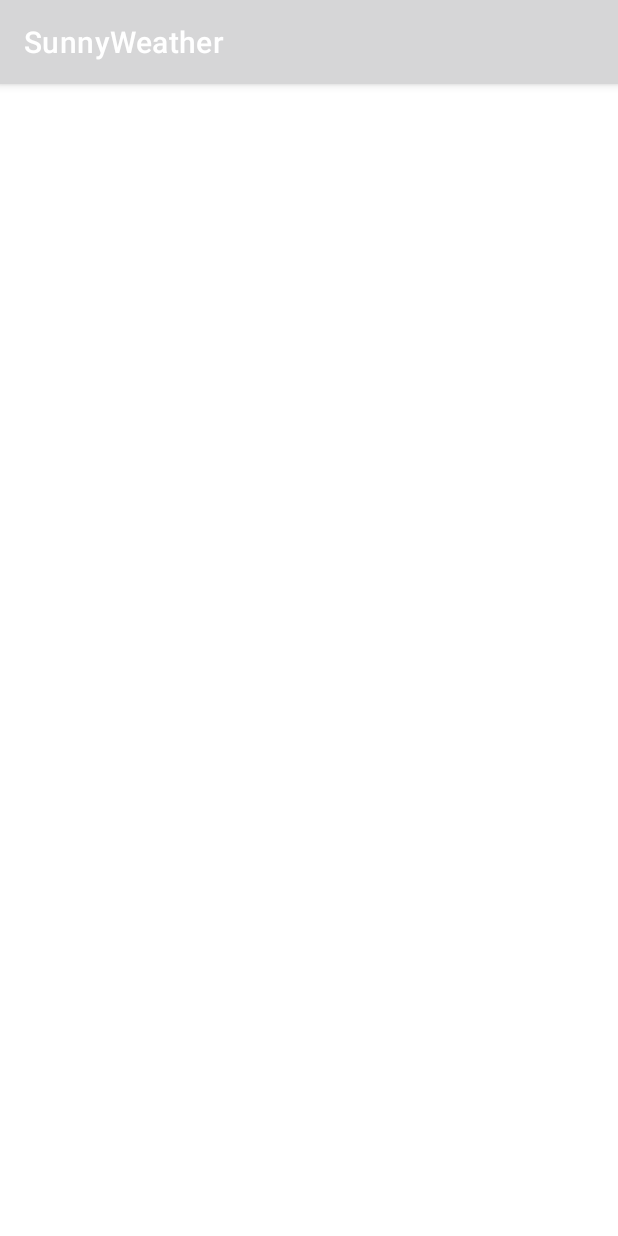
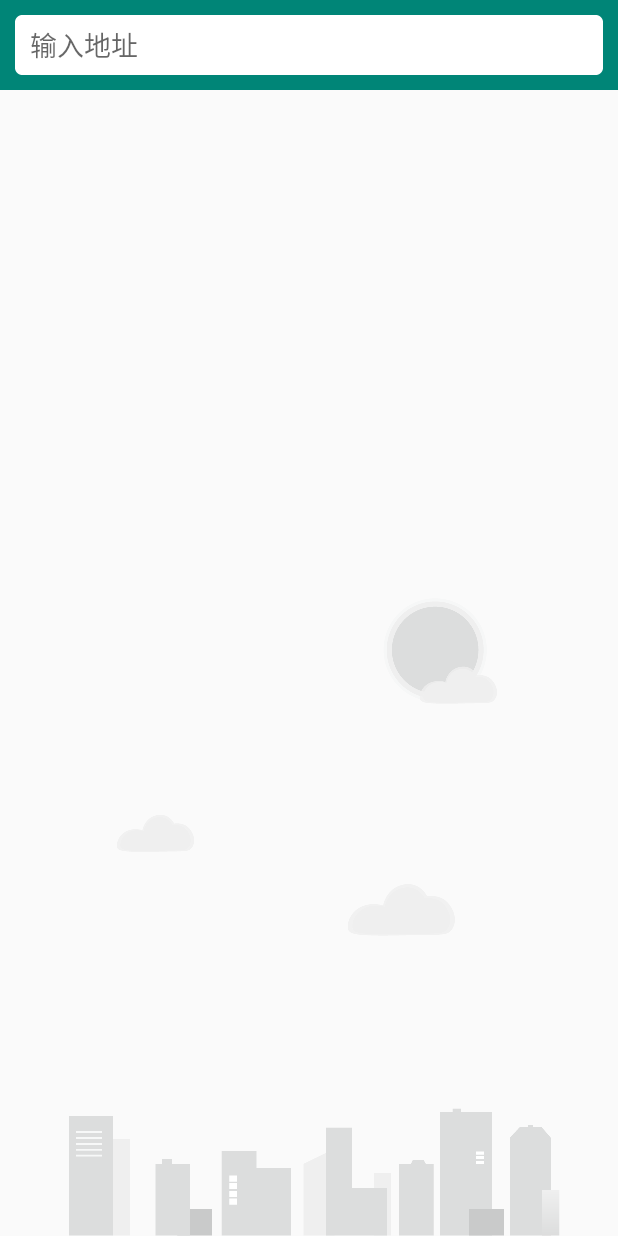
Before and after one commit to caicancan/SunnyWeather, an Android app: the screen it shows after launch (MainActivity), on a phone screen of 412 x 824 dp. Run offline under Robolectric (Android 15) with nearby library versions, the phone set to English and light mode, and no system bars; 1 statement that could not run was skipped.

Commit message:
实现全球城市搜索功能

```diff
--- a/app/build.gradle
+++ b/app/build.gradle
@@ -2,6 +2,7 @@ plugins {
     id 'com.android.application'
     id 'kotlin-android'
 }
+apply plugin: 'kotlin-android-extensions'
 
 android {
     compileSdkVersion 30
@@ -42,7 +43,7 @@ dependencies {
     implementation 'androidx.lifecycle:lifecycle-livedata-ktx:2.2.0'
     implementation 'com.google.android.material:material:1.2.1'
     implementation 'androidx.constraintlayout:constraintlayout:2.0.4'
-    implementation 'com.google.android.material:material:1.0.0'
+    implementation 'com.google.android.material:material:1.2.1'
     implementation 'com.squareup.retrofit2:retrofit:2.6.1'
     implementation 'com.squareup.retrofit2:converter-gson:2.6.1'
     implementation 'org.jetbrains.kotlinx:kotlinx-coroutines-core:1.3.0'
--- a/app/src/main/AndroidManifest.xml
+++ b/app/src/main/AndroidManifest.xml
@@ -1,7 +1,7 @@
 <?xml version="1.0" encoding="utf-8"?>
 <manifest xmlns:android="http://schemas.android.com/apk/res/android"
     package="com.sunnyweather.android">
-
+<uses-permission android:name="android.permission.INTERNET"/>
     <application
         android:name=".SunnyWeatherApplication"
         android:allowBackup="true"
@@ -9,7 +9,7 @@
         android:label="@string/app_name"
         android:roundIcon="@mipmap/ic_launcher_round"
         android:supportsRtl="true"
-        android:theme="@style/Theme.SunnyWeather">
+        android:theme="@style/AppTheme">
         <activity android:name=".MainActivity">
             <intent-filter>
                 <action android:name="android.intent.action.MAIN" />
--- a/app/src/main/java/com/sunnyweather/android/logic/Repository.kt
+++ b/app/src/main/java/com/sunnyweather/android/logic/Repository.kt
@@ -1,5 +1,6 @@
 package com.sunnyweather.android.logic
 
+import android.util.Log
 import androidx.lifecycle.liveData
 import com.sunnyweather.android.logic.model.Place
 import com.sunnyweather.android.logic.network.SunnyWeatherNetwork
@@ -11,6 +12,7 @@ object Repository {
     fun searchPlaces(query:String)= liveData(Dispatchers.IO){
         val result=try {
             val placeResponse=SunnyWeatherNetwork.searchPlaces(query)
+            Log.i("ccc","搜索response"+placeResponse);
             if (placeResponse.status=="ok"){
                 val places=placeResponse.places
                 Result.success(places)
--- a/app/src/main/java/com/sunnyweather/android/logic/network/SunnyWeatherNetwork.kt
+++ b/app/src/main/java/com/sunnyweather/android/logic/network/SunnyWeatherNetwork.kt
@@ -15,14 +15,12 @@ object SunnyWeatherNetwork {
     private suspend fun <T> Call<T>.await():T{
         return suspendCoroutine { continuation ->enqueue(object :Callback<T>{
             override fun onResponse(call: Call<T>, response: Response<T>) {
-                TODO("Not yet implemented")
                 val  body=response.body()
                 if (body!=null)continuation.resume(body)
                 else continuation.resumeWithException(RuntimeException("response body is null"))
             }
 
             override fun onFailure(call: Call<T>, t: Throwable) {
-                TODO("Not yet implemented")
                 continuation.resumeWithException(t)
             }
         }
--- /dev/null
+++ b/app/src/main/java/com/sunnyweather/android/ui/place/PlaceFragment.kt
@@ -0,0 +1,61 @@
+package com.sunnyweather.android.ui.place
+
+import android.opengl.Visibility
+import android.os.Bundle
+import android.text.Editable
+import android.util.Log
+import android.view.LayoutInflater
+import android.view.View
+import android.view.ViewGroup
+import android.widget.Toast
+import androidx.core.widget.addTextChangedListener
+import androidx.fragment.app.Fragment
+import androidx.lifecycle.Observer
+import androidx.lifecycle.ViewModelProviders
+import androidx.recyclerview.widget.LinearLayoutManager
+import kotlinx.android.synthetic.main.fragment_place.*
+import com.sunnyweather.android.R
+
+
+class PlaceFragment:Fragment(){
+    val viewmodel by lazy { ViewModelProviders.of(this).get(PlaceViewModel::class.java) }
+
+    private lateinit var adapter: PlaceAdapter
+    override fun onCreateView(inflater: LayoutInflater, container: ViewGroup?, savedInstanceState: Bundle?): View? {
+        return inflater.inflate(R.layout.fragment_place,container,false)
+    }
+
+    override fun onActivityCreated(savedInstanceState: Bundle?) {
+        super.onActivityCreated(savedInstanceState)
+        val layoutInflater=LinearLayoutManager(activity)
+        recyclerView.layoutManager=layoutInflater
+        adapter= PlaceAdapter(this,viewmodel.placeList)
+        recyclerView.adapter=adapter
+        searchPlaceEdit.addTextChangedListener{editable->
+            Log.i("ccc","变化了"+editable.toString())
+            val content =editable.toString()
+            if (content.isNotEmpty()){
+                viewmodel.searchPlace(content)
+            }else{
+                recyclerView.visibility=View.GONE
+                bgImageView.visibility=View.VISIBLE
+                viewmodel.placeList.clear()
+                adapter.notifyDataSetChanged()
+            }
+        }
+        viewmodel.placeLiveData.observe(this, Observer { result->
+            Log.i("ccc","搜索"+result);
+            val places=result.getOrNull()
+            if (places!=null){
+                recyclerView.visibility=View.VISIBLE
+                bgImageView.visibility=View.GONE
+                viewmodel.placeList.clear()
+                viewmodel.placeList.addAll(places);
+                adapter.notifyDataSetChanged()
+            }else{
+                Toast.makeText(activity,"未能查询到任何地点",Toast.LENGTH_SHORT).show()
+                result.exceptionOrNull()?.printStackTrace()
+            }
+        })
+    }
+}
--- a/app/src/main/java/com/sunnyweather/android/ui/place/PlaceViewModel.kt
+++ b/app/src/main/java/com/sunnyweather/android/ui/place/PlaceViewModel.kt
@@ -1,5 +1,6 @@
 package com.sunnyweather.android.ui.place
 
+import android.util.Log
 import androidx.lifecycle.MutableLiveData
 import androidx.lifecycle.Transformations
 import androidx.lifecycle.ViewModel
@@ -14,5 +15,6 @@ class PlaceViewModel :ViewModel() {
     }
     fun searchPlace(query:String){
         searchLiveData.value=query
+        Log.i("ccc","搜索"+query);
     }
 }
--- a/app/src/main/res/layout/place_item.xml
+++ b/app/src/main/res/layout/place_item.xml
@@ -2,6 +2,7 @@
 <com.google.android.material.card.MaterialCardView
     xmlns:android="http://schemas.android.com/apk/res/android"
     xmlns:app="http://schemas.android.com/apk/res-auto"
+    android:theme="@style/Theme.MaterialComponents"
     android:layout_width="match_parent"
     android:layout_height="130dp"
     android:layout_margin="12dp"
--- a/app/src/main/res/values-night/themes.xml
+++ /dev/null
@@ -1,16 +0,0 @@
-<resources xmlns:tools="http://schemas.android.com/tools">
-    <!-- Base application theme. -->
-    <style name="Theme.SunnyWeather" parent="Theme.MaterialComponents.DayNight.DarkActionBar">
-        <!-- Primary brand color. -->
-        <item name="colorPrimary">@color/purple_200</item>
-        <item name="colorPrimaryVariant">@color/purple_700</item>
-        <item name="colorOnPrimary">@color/black</item>
-        <!-- Secondary brand color. -->
-        <item name="colorSecondary">@color/teal_200</item>
-        <item name="colorSecondaryVariant">@color/teal_200</item>
-        <item name="colorOnSecondary">@color/black</item>
-        <!-- Status bar color. -->
-        <item name="android:statusBarColor" tools:targetApi="l">?attr/colorPrimaryVariant</item>
-        <!-- Customize your theme here. -->
-    </style>
-</resources>
--- a/app/src/main/res/values/themes.xml
+++ /dev/null
@@ -1,16 +0,0 @@
-<resources xmlns:tools="http://schemas.android.com/tools">
-    <!-- Base application theme. -->
-    <style name="Theme.SunnyWeather" parent="Theme.MaterialComponents.DayNight.DarkActionBar">
-        <!-- Primary brand color. -->
-        <item name="colorPrimary">@color/purple_500</item>
-        <item name="colorPrimaryVariant">@color/purple_700</item>
-        <item name="colorOnPrimary">@color/white</item>
-        <!-- Secondary brand color. -->
-        <item name="colorSecondary">@color/teal_200</item>
-        <item name="colorSecondaryVariant">@color/teal_700</item>
-        <item name="colorOnSecondary">@color/black</item>
-        <!-- Status bar color. -->
-        <item name="android:statusBarColor" tools:targetApi="l">?attr/colorPrimaryVariant</item>
-        <!-- Customize your theme here. -->
-    </style>
-</resources>
```
Also changed, not shown: app/src/main/java/com/sunnyweather/android/ui/place/PlaceAdapter.kt (added, +37 -0 lines), app/src/main/java/com/sunnyweather/android/MainActivity.kt (line endings or trailing spaces).
